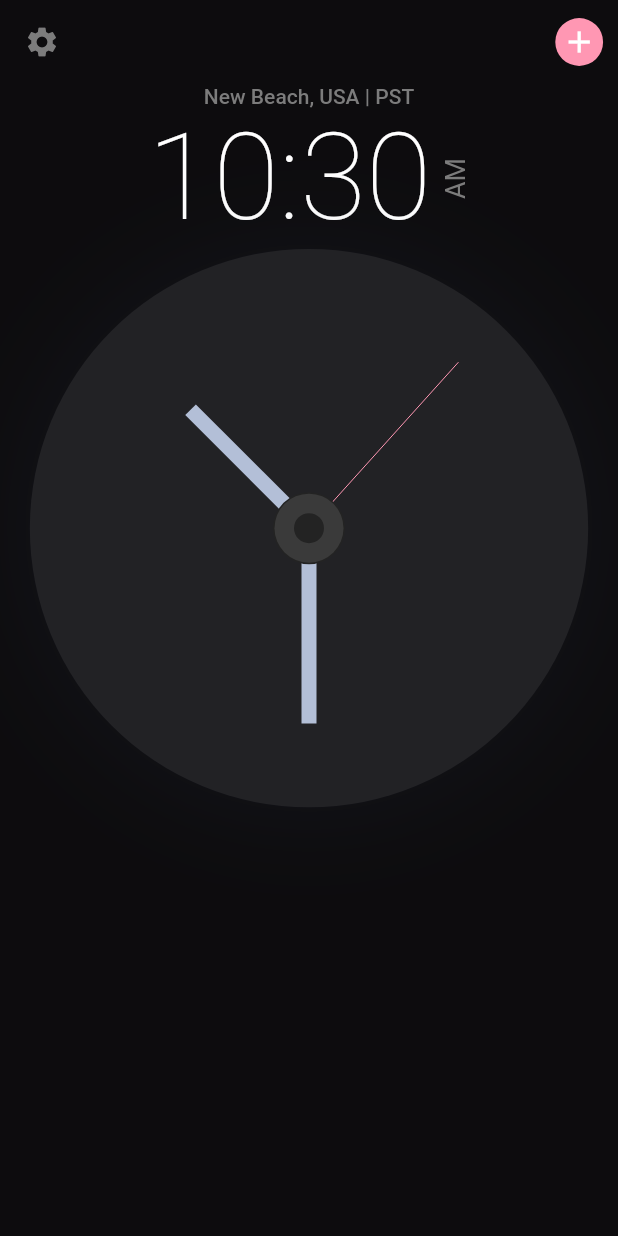
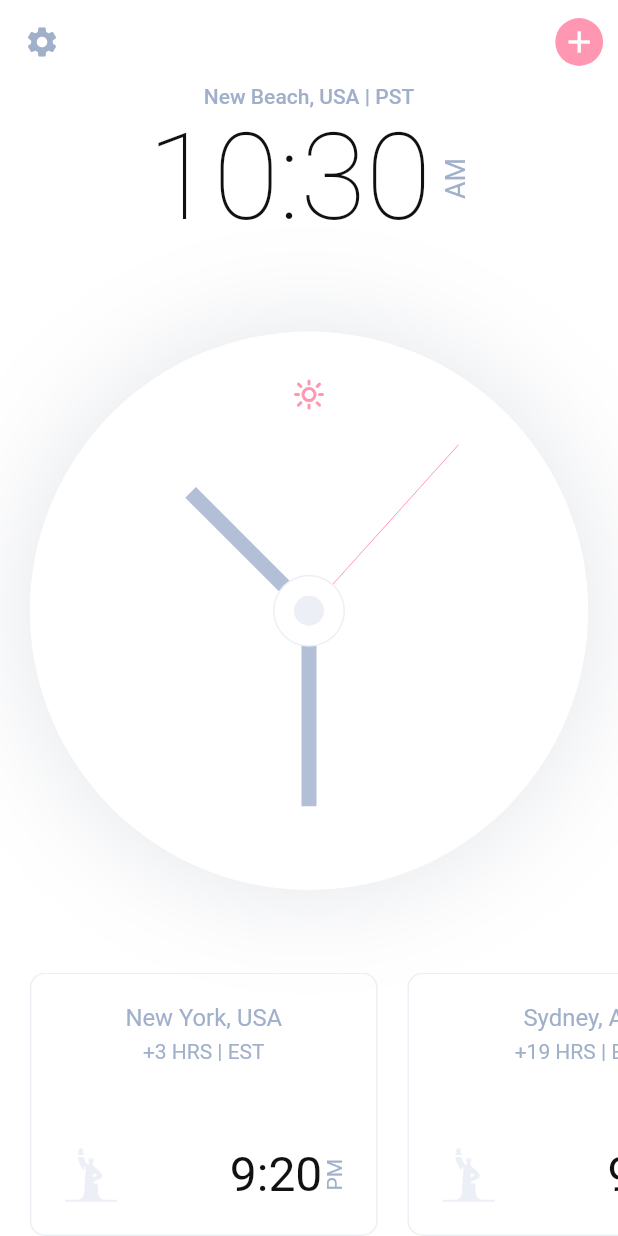
Before and after one commit to web-say/flutter_clock_theme, a Flutter app: the screen it shows after launch, on a phone screen of 412 x 824 dp. Run offline on Flutter 3.47's test engine with Material 2 defaults, Android fonts, the phone set to English and light mode, and no system bars; our stand-ins replace flutter_svg, google_fonts.

Commit message:
Update app

```diff
--- a/lib/main.dart
+++ b/lib/main.dart
@@ -1,6 +1,8 @@
 import 'package:flutter/material.dart';
+import 'package:flutter_clock_theme/models/my_theme_provider.dart';
 import 'package:flutter_clock_theme/screens/home_screen.dart';
 import 'package:flutter_clock_theme/theme.dart';
+import "package:provider/provider.dart";
 
 void main() {
   runApp(const MyApp());
@@ -12,13 +14,18 @@ class MyApp extends StatelessWidget {
   // This widget is the root of your application.
   @override
   Widget build(BuildContext context) {
-    return MaterialApp(
-      debugShowCheckedModeBanner: false,
-      title: 'Analog Clock',
-      theme: themeData(context),
-      darkTheme: darkThemeData(context),
-      themeMode: ThemeMode.dark,
-      home: HomeScreen(),
+    return ChangeNotifierProvider(
+      create: (context) => MyThemeModel(),
+      child: Consumer<MyThemeModel>(
+        builder: (context, theme, child) => MaterialApp(
+          debugShowCheckedModeBanner: false,
+          title: 'Analog Clock',
+          theme: themeData(context),
+          darkTheme: darkThemeData(context),
+          themeMode: theme.isLightTheme ? ThemeMode.light : ThemeMode.dark,
+          home: HomeScreen(),
+        ),
+      ),
     );
   }
 }
--- /dev/null
+++ b/lib/models/my_theme_provider.dart
@@ -0,0 +1,12 @@
+import 'package:flutter/cupertino.dart';
+
+class MyThemeModel extends ChangeNotifier {
+  bool _isLightTheme = true;
+
+  void changeTheme() {
+    _isLightTheme = !_isLightTheme;
+    notifyListeners();
+  }
+
+  bool get isLightTheme => _isLightTheme;
+}
--- a/lib/screens/components/body.dart
+++ b/lib/screens/components/body.dart
@@ -1,9 +1,7 @@
 import 'package:flutter/material.dart';
-import 'package:flutter_clock_theme/constants.dart';
 import 'package:flutter_clock_theme/screens/components/clock.dart';
-import 'package:flutter_clock_theme/screens/components/clock_painter.dart';
+import 'package:flutter_clock_theme/screens/components/country_card.dart';
 import 'package:flutter_clock_theme/screens/components/time_in_hour_and_minute.dart';
-import 'package:flutter_clock_theme/size_config.dart';
 
 class Body extends StatelessWidget {
   const Body({Key? key}) : super(key: key);
@@ -12,7 +10,8 @@ class Body extends StatelessWidget {
 
   @override
   Widget build(BuildContext context) {
-    return SizedBox(
+    return SafeArea(
+      child: SizedBox(
         width: double.infinity,
         child: Column(
           children: [
@@ -21,8 +20,32 @@ class Body extends StatelessWidget {
               style: Theme.of(context).textTheme.bodyText1,
             ),
             TimeInHourAndMinute(),
+            Spacer(),
             Clock(),
+            Spacer(),
+            SingleChildScrollView(
+              scrollDirection: Axis.horizontal,
+              child: Row(
+                children: [
+                  CountryCard(
+                    country: "New York, USA",
+                    timeZone: "+3 HRS | EST",
+                    iconSrc: "assets/icons/liberty.svg",
+                    time: "9:20",
+                    period: "PM",
+                  ),
+                  CountryCard(
+                    country: "Sydney, AU",
+                    timeZone: "+19 HRS | EST",
+                    iconSrc: "assets/icons/liberty.svg",
+                    time: "9:20",
+                    period: "PM",
+                  ),
                 ],
+              ),
+            )
+          ],
+        ),
       ),
     );
   }
--- a/lib/screens/components/clock.dart
+++ b/lib/screens/components/clock.dart
@@ -1,10 +1,13 @@
 import 'dart:async';
 import 'dart:math';
 
+import 'package:flutter_clock_theme/models/my_theme_provider.dart';
+import 'package:flutter_svg/flutter_svg.dart';
 import 'package:flutter/material.dart';
 import 'package:flutter_clock_theme/constants.dart';
 import 'package:flutter_clock_theme/screens/components/clock_painter.dart';
 import 'package:flutter_clock_theme/size_config.dart';
+import "package:provider/provider.dart";
 
 class Clock extends StatefulWidget {
   Clock({Key? key}) : super(key: key);
@@ -57,12 +60,24 @@ class _ClockState extends State<Clock> {
             ),
           ),
         ),
-        // Positioned(
-        //   top: 50,
-        //   left: 0,
-        //   right: 0,
-        //   child: SvgPicture.asset(""),
-        // )
+        Positioned(
+          top: 30,
+          left: 0,
+          right: 0,
+          child: Consumer<MyThemeModel>(
+            builder: (context, theme, child) => InkWell(
+              onTap: () => theme.changeTheme(),
+              child: SvgPicture.asset(
+                theme.isLightTheme
+                    ? "assets/icons/sun.svg"
+                    : "assets/icons/moon.svg",
+                height: 24,
+                width: 24,
+                color: Theme.of(context).primaryColor,
+              ),
+            ),
+          ),
+        )
       ],
     );
   }
--- /dev/null
+++ b/lib/screens/components/country_card.dart
@@ -0,0 +1,71 @@
+import 'package:flutter/material.dart';
+import 'package:flutter_clock_theme/size_config.dart';
+import 'package:flutter_svg/flutter_svg.dart';
+
+class CountryCard extends StatelessWidget {
+  const CountryCard({
+    Key? key,
+    required this.country,
+    required this.timeZone,
+    required this.iconSrc,
+    required this.time,
+    required this.period,
+  }) : super(key: key);
+
+  final String country, timeZone, iconSrc, time, period;
+
+  @override
+  Widget build(BuildContext context) {
+    return Padding(
+      padding: EdgeInsets.only(
+        left: getProportionateScreenWidth(20),
+      ),
+      child: SizedBox(
+        width: getProportionateScreenWidth(233),
+        child: AspectRatio(
+          aspectRatio: 1.32,
+          child: Container(
+            padding: EdgeInsets.all(getProportionateScreenWidth(20)),
+            decoration: BoxDecoration(
+              borderRadius: BorderRadius.circular(10),
+              border: Border.all(
+                color: Theme.of(context).primaryIconTheme.color!,
+              ),
+            ),
+            child: Column(
+              children: [
+                Text(
+                  country,
+                  style: TextStyle(
+                    fontSize: getProportionateScreenWidth(16),
+                  ),
+                ),
+                SizedBox(height: 5),
+                Text(timeZone),
+                Spacer(),
+                Row(
+                  children: [
+                    SvgPicture.asset(
+                      iconSrc,
+                      width: getProportionateScreenWidth(40),
+                      color: Theme.of(context).primaryIconTheme.color,
+                    ),
+                    Spacer(),
+                    Text(
+                      time,
+                      style: Theme.of(context).textTheme.headline4,
+                    ),
+                    RotatedBox(
+                      quarterTurns: 3,
+                      child: Text(period),
+                    )
+                  ],
+                )
+              ],
+            ),
+          ),
+        ),
+      ),
+    );
+  }
+}
```
Also changed, not shown: pubspec.yaml (+6 -3 lines), assets/icons/liberty.svg (added), assets/icons/moon.svg (added), assets/icons/sun.svg (added). Lines whose indentation alone changed are shown as unchanged.
